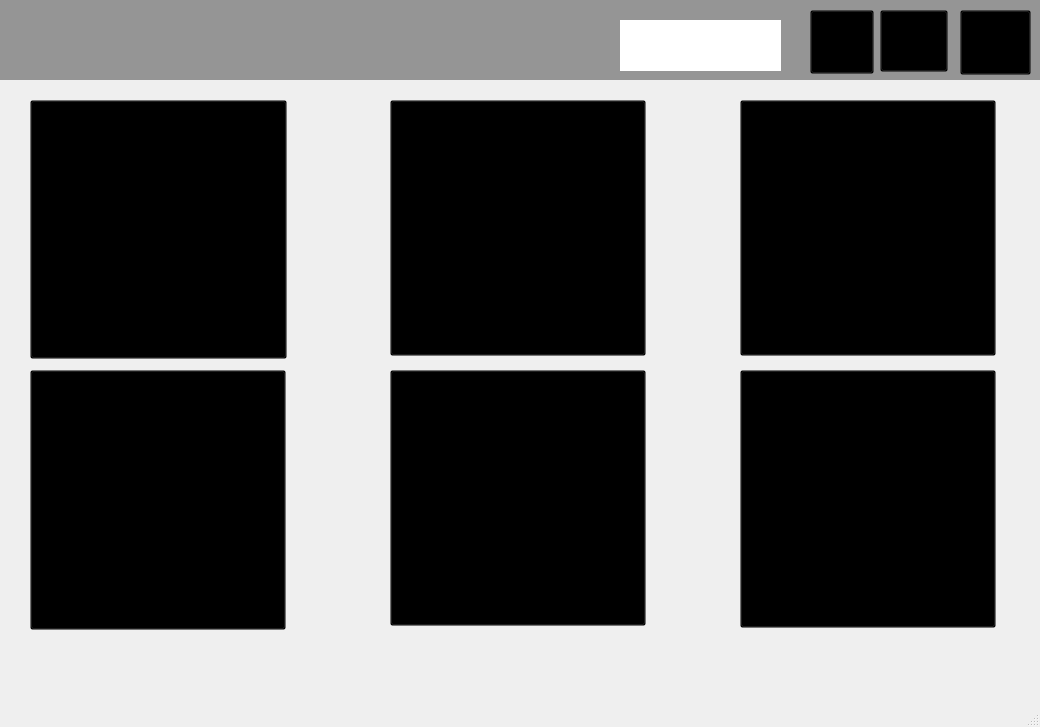
Above: mainwindow.ui from Barsh4ec/Authorization before the change. Below: the same form after it.
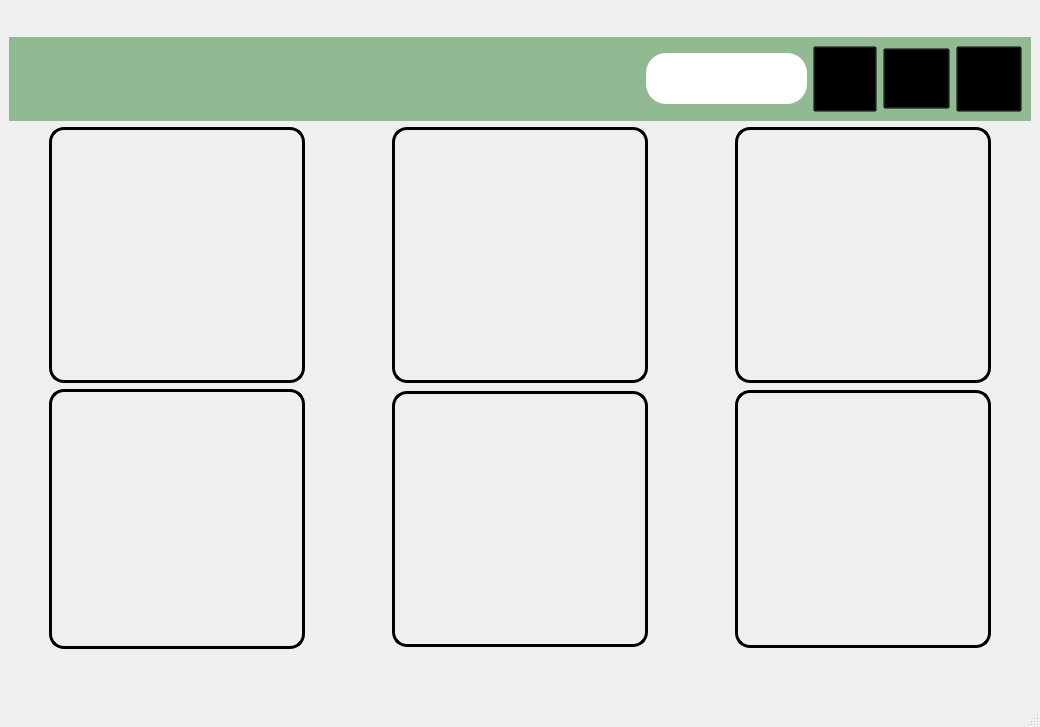
That is the form after the change. Icons and pictures are not drawn.

Diff of the .ui file:
```diff
--- a/mainwindow.ui
+++ b/mainwindow.ui
@@ -19,266 +19,569 @@
    <string>MainWindow</string>
   </property>
   <widget class="QWidget" name="centralwidget">
-   <widget class="QPushButton" name="RouletteButton">
-    <property name="geometry">
-     <rect>
-      <x>30</x>
-      <y>100</y>
-      <width>257</width>
-      <height>259</height>
-     </rect>
-    </property>
-    <property name="styleSheet">
-     <string notr="true">QPushButton{
+   <layout class="QVBoxLayout" name="verticalLayout_2">
+    <item>
+     <layout class="QVBoxLayout" name="verticalLayout">
+      <item>
+       <widget class="QWidget" name="widget" native="true">
+        <property name="maximumSize">
+         <size>
+          <width>16777215</width>
+          <height>84</height>
+         </size>
+        </property>
+        <property name="styleSheet">
+         <string notr="true">background: #92BA92;</string>
+        </property>
+        <layout class="QHBoxLayout" name="horizontalLayout">
+         <item>
+          <spacer name="horizontalSpacer">
+           <property name="minimumSize">
+            <size>
+             <width>601</width>
+             <height>23</height>
+            </size>
+           </property>
+           <property name="orientation">
+            <enum>Qt::Horizontal</enum>
+           </property>
+           <property name="sizeHint" stdset="0">
+            <size>
+             <width>617</width>
+             <height>20</height>
+            </size>
+           </property>
+          </spacer>
+         </item>
+         <item>
+          <widget class="QLabel" name="userbalance">
+           <property name="minimumSize">
+            <size>
+             <width>161</width>
+             <height>51</height>
+            </size>
+           </property>
+           <property name="maximumSize">
+            <size>
+             <width>16777215</width>
+             <height>51</height>
+            </size>
+           </property>
+           <property name="styleSheet">
+            <string notr="true">background:rgb(255, 255, 255);
+border: 2px sold #2EE59D;
+border-radius: 20px;</string>
+           </property>
+           <property name="text">
+            <string/>
+           </property>
+          </widget>
+         </item>
+         <item>
+          <widget class="QPushButton" name="PopovnytyRachunok">
+           <property name="minimumSize">
+            <size>
+             <width>64</width>
+             <height>66</height>
+            </size>
+           </property>
+           <property name="font">
+            <font>
+             <pointsize>7</pointsize>
+            </font>
+           </property>
+           <property name="styleSheet">
+            <string notr="true">QPushButton{
+	background: transparent;
+	background-image: url(:/resources/png/money.png);
+}
+
+QPushButton:hover {
+	background: transparent;
+	background-image: url(:/resources/png/money_color.png);
+}</string>
+           </property>
+           <property name="text">
+            <string/>
+           </property>
+          </widget>
+         </item>
+         <item>
+          <widget class="QPushButton" name="AccountSettings">
+           <property name="minimumSize">
+            <size>
+             <width>67</width>
+             <height>61</height>
+            </size>
+           </property>
+           <property name="font">
+            <font>
+             <pointsize>7</pointsize>
+            </font>
+           </property>
+           <property name="styleSheet">
+            <string notr="true">QPushButton{
+	background: transparent;
+	background-image: url(:/resources/png/User.png);
+}
+
+QPushButton:hover {
+	background: transparent;
+	background-image: url(:/resources/png/User(color).png);
+}</string>
+           </property>
+           <property name="text">
+            <string/>
+           </property>
+          </widget>
+         </item>
+         <item>
+          <widget class="QPushButton" name="SettingsButon">
+           <property name="minimumSize">
+            <size>
+             <width>66</width>
+             <height>66</height>
+            </size>
+           </property>
+           <property name="font">
+            <font>
+             <pointsize>7</pointsize>
+            </font>
+           </property>
+           <property name="styleSheet">
+            <string notr="true">QPushButton{
+	background: transparent;
+	background-image: url(:/resources/png/setting_norm.png);
+}
+
+QPushButton:hover {
+	background: transparent;
+	background-image: url(:/resources/png/setting_norm_color.png);
+}</string>
+           </property>
+           <property name="text">
+            <string/>
+           </property>
+          </widget>
+         </item>
+        </layout>
+       </widget>
+      </item>
+      <item>
+       <layout class="QHBoxLayout" name="horizontalLayout_3">
+        <item>
+         <spacer name="horizontalSpacer_7">
+          <property name="minimumSize">
+           <size>
+            <width>21</width>
+            <height>23</height>
+           </size>
+          </property>
+          <property name="maximumSize">
+           <size>
+            <width>21</width>
+            <height>23</height>
+           </size>
+          </property>
+          <property name="orientation">
+           <enum>Qt::Horizontal</enum>
+          </property>
+          <property name="sizeHint" stdset="0">
+           <size>
+            <width>18</width>
+            <height>20</height>
+           </size>
+          </property>
+         </spacer>
+        </item>
+        <item>
+         <widget class="QPushButton" name="RouletteButton">
+          <property name="minimumSize">
+           <size>
+            <width>256</width>
+            <height>256</height>
+           </size>
+          </property>
+          <property name="maximumSize">
+           <size>
+            <width>256</width>
+            <height>256</height>
+           </size>
+          </property>
+          <property name="styleSheet">
+           <string notr="true">QPushButton{
 	background: transparent;
 	background-image: url(:/resources/png/Roulette.png);
+    border-style: solid;
+    border-width: 3px;
+    border-radius:15;
+    border-color: black;
 }
 
 QPushButton:hover {
 	background: transparent;
 	background-image: url(:/resources/png/Roulette(color).png);
 }</string>
-    </property>
-    <property name="text">
-     <string/>
-    </property>
-   </widget>
-   <widget class="QPushButton" name="slotsButton">
-    <property name="geometry">
-     <rect>
-      <x>390</x>
-      <y>100</y>
-      <width>256</width>
-      <height>256</height>
-     </rect>
-    </property>
-    <property name="styleSheet">
-     <string notr="true">QPushButton{
+          </property>
+          <property name="text">
+           <string/>
+          </property>
+         </widget>
+        </item>
+        <item>
+         <spacer name="horizontalSpacer_2">
+          <property name="minimumSize">
+           <size>
+            <width>81</width>
+            <height>23</height>
+           </size>
+          </property>
+          <property name="maximumSize">
+           <size>
+            <width>81</width>
+            <height>23</height>
+           </size>
+          </property>
+          <property name="orientation">
+           <enum>Qt::Horizontal</enum>
+          </property>
+          <property name="sizeHint" stdset="0">
+           <size>
+            <width>78</width>
+            <height>20</height>
+           </size>
+          </property>
+         </spacer>
+        </item>
+        <item>
+         <widget class="QPushButton" name="slotsButton">
+          <property name="minimumSize">
+           <size>
+            <width>256</width>
+            <height>256</height>
+           </size>
+          </property>
+          <property name="maximumSize">
+           <size>
+            <width>256</width>
+            <height>256</height>
+           </size>
+          </property>
+          <property name="styleSheet">
+           <string notr="true">QPushButton{
 	background: transparent;
 	background-image: url(:/resources/png/slot.png);
+ 	border-style: solid;
+    border-width: 3px;
+    border-radius:15;
+    border-color: black;
 }
 
 QPushButton:hover {
 	background: transparent;
 	background-image: url(:/resources/png/slot (2).png);
 }</string>
-    </property>
-    <property name="text">
-     <string/>
-    </property>
-   </widget>
-   <widget class="QPushButton" name="BJButton">
-    <property name="geometry">
-     <rect>
-      <x>740</x>
-      <y>100</y>
-      <width>256</width>
-      <height>256</height>
-     </rect>
-    </property>
-    <property name="styleSheet">
-     <string notr="true">QPushButton{
+          </property>
+          <property name="text">
+           <string/>
+          </property>
+         </widget>
+        </item>
+        <item>
+         <spacer name="horizontalSpacer_4">
+          <property name="minimumSize">
+           <size>
+            <width>81</width>
+            <height>23</height>
+           </size>
+          </property>
+          <property name="maximumSize">
+           <size>
+            <width>81</width>
+            <height>23</height>
+           </size>
+          </property>
+          <property name="orientation">
+           <enum>Qt::Horizontal</enum>
+          </property>
+          <property name="sizeHint" stdset="0">
+           <size>
+            <width>78</width>
+            <height>20</height>
+           </size>
+          </property>
+         </spacer>
+        </item>
+        <item>
+         <widget class="QPushButton" name="BJButton">
+          <property name="minimumSize">
+           <size>
+            <width>256</width>
+            <height>256</height>
+           </size>
+          </property>
+          <property name="maximumSize">
+           <size>
+            <width>256</width>
+            <height>256</height>
+           </size>
+          </property>
+          <property name="styleSheet">
+           <string notr="true">QPushButton{
 	background: transparent;
 	background-image: url(:/resources/png/BlackJack.png);
+ 	border-style: solid;
+    border-width: 3px;
+    border-radius:15;
+    border-color: black;
 }
 
 QPushButton:hover {
 	background: transparent;
 	background-image: url(:/resources/png/BlackJack(color).png);
 }</string>
-    </property>
-    <property name="text">
-     <string/>
-    </property>
-   </widget>
-   <widget class="QPushButton" name="HiLoButton">
-    <property name="geometry">
-     <rect>
-      <x>30</x>
-      <y>370</y>
-      <width>256</width>
-      <height>260</height>
-     </rect>
-    </property>
-    <property name="styleSheet">
-     <string notr="true">QPushButton{
+          </property>
+          <property name="text">
+           <string/>
+          </property>
+         </widget>
+        </item>
+        <item>
+         <spacer name="horizontalSpacer_9">
+          <property name="minimumSize">
+           <size>
+            <width>31</width>
+            <height>23</height>
+           </size>
+          </property>
+          <property name="maximumSize">
+           <size>
+            <width>31</width>
+            <height>23</height>
+           </size>
+          </property>
+          <property name="orientation">
+           <enum>Qt::Horizontal</enum>
+          </property>
+          <property name="sizeHint" stdset="0">
+           <size>
+            <width>28</width>
+            <height>20</height>
+           </size>
+          </property>
+         </spacer>
+        </item>
+       </layout>
+      </item>
+      <item>
+       <layout class="QHBoxLayout" name="horizontalLayout_2">
+        <item>
+         <spacer name="horizontalSpacer_6">
+          <property name="minimumSize">
+           <size>
+            <width>21</width>
+            <height>23</height>
+           </size>
+          </property>
+          <property name="maximumSize">
+           <size>
+            <width>21</width>
+            <height>23</height>
+           </size>
+          </property>
+          <property name="orientation">
+           <enum>Qt::Horizontal</enum>
+          </property>
+          <property name="sizeHint" stdset="0">
+           <size>
+            <width>18</width>
+            <height>20</height>
+           </size>
+          </property>
+         </spacer>
+        </item>
+        <item>
+         <widget class="QPushButton" name="HiLoButton">
+          <property name="minimumSize">
+           <size>
+            <width>256</width>
+            <height>260</height>
+           </size>
+          </property>
+          <property name="maximumSize">
+           <size>
+            <width>256</width>
+            <height>260</height>
+           </size>
+          </property>
+          <property name="styleSheet">
+           <string notr="true">QPushButton{
 	background: transparent;
-	background-image: url(:/resources/png/HiLo.png);
+	background-image: url(:/resources/png/HiLo (norm_colored).png);
+	 border-style: solid;
+    border-width: 3px;
+    border-radius:15;
+    border-color: black;
 }
 
 QPushButton:hover {
 	background: transparent;
 	background-image: url(:/resources/png/HiLo(color).png);
 }</string>
-    </property>
-    <property name="text">
-     <string/>
-    </property>
-   </widget>
-   <widget class="QPushButton" name="CrashButton">
-    <property name="geometry">
-     <rect>
-      <x>390</x>
-      <y>370</y>
-      <width>256</width>
-      <height>256</height>
-     </rect>
-    </property>
-    <property name="styleSheet">
-     <string notr="true">QPushButton{
+          </property>
+          <property name="text">
+           <string/>
+          </property>
+         </widget>
+        </item>
+        <item>
+         <spacer name="horizontalSpacer_3">
+          <property name="minimumSize">
+           <size>
+            <width>81</width>
+            <height>23</height>
+           </size>
+          </property>
+          <property name="maximumSize">
+           <size>
+            <width>81</width>
+            <height>23</height>
+           </size>
+          </property>
+          <property name="orientation">
+           <enum>Qt::Horizontal</enum>
+          </property>
+          <property name="sizeHint" stdset="0">
+           <size>
+            <width>78</width>
+            <height>20</height>
+           </size>
+          </property>
+         </spacer>
+        </item>
+        <item>
+         <widget class="QPushButton" name="CrashButton">
+          <property name="minimumSize">
+           <size>
+            <width>256</width>
+            <height>256</height>
+           </size>
+          </property>
+          <property name="maximumSize">
+           <size>
+            <width>256</width>
+            <height>256</height>
+           </size>
+          </property>
+          <property name="styleSheet">
+           <string notr="true">QPushButton{
 	background: transparent;
-	background-image: url(:/resources/png/Crash.png);
+	background-image: url(:/resources/png/Crash(norm).png);
+ 	border-style: solid;
+    border-width: 3px;
+    border-radius:15;
+    border-color: black;
 }
 
 QPushButton:hover {
 	background: transparent;
 	background-image: url(:/resources/png/Crash(color).png);
 }</string>
-    </property>
-    <property name="text">
-     <string/>
-    </property>
-   </widget>
-   <widget class="QPushButton" name="MinesButton">
-    <property name="geometry">
-     <rect>
-      <x>740</x>
-      <y>370</y>
-      <width>256</width>
-      <height>258</height>
-     </rect>
-    </property>
-    <property name="styleSheet">
-     <string notr="true">QPushButton{
+          </property>
+          <property name="text">
+           <string/>
+          </property>
+         </widget>
+        </item>
+        <item>
+         <spacer name="horizontalSpacer_5">
+          <property name="minimumSize">
+           <size>
+            <width>81</width>
+            <height>23</height>
+           </size>
+          </property>
+          <property name="maximumSize">
+           <size>
+            <width>81</width>
+            <height>23</height>
+           </size>
+          </property>
+          <property name="orientation">
+           <enum>Qt::Horizontal</enum>
+          </property>
+          <property name="sizeHint" stdset="0">
+           <size>
+            <width>78</width>
+            <height>20</height>
+           </size>
+          </property>
+         </spacer>
+        </item>
+        <item>
+         <widget class="QPushButton" name="MinesButton">
+          <property name="minimumSize">
+           <size>
+            <width>256</width>
+            <height>258</height>
+           </size>
+          </property>
+          <property name="maximumSize">
+           <size>
+            <width>256</width>
+            <height>258</height>
+           </size>
+          </property>
+          <property name="styleSheet">
+           <string notr="true">QPushButton{
 	background: transparent;
 	background-image: url(:/resources/png/bomb.png);
+ 	border-style: solid;
+    border-width: 3px;
+    border-radius:15;
+    border-color: black;
 }
 
 QPushButton:hover {
 	background: transparent;
 	background-image: url(:/resources/png/bomb(color).png);
 }</string>
-    </property>
-    <property name="text">
-     <string/>
-    </property>
-   </widget>
-   <widget class="QWidget" name="widget" native="true">
-    <property name="geometry">
-     <rect>
-      <x>0</x>
-      <y>0</y>
-      <width>1041</width>
-      <height>80</height>
-     </rect>
-    </property>
-    <property name="styleSheet">
-     <string notr="true">background: rgb(149, 149, 149)</string>
-    </property>
-    <widget class="QPushButton" name="SettingsButon">
-     <property name="geometry">
-      <rect>
-       <x>960</x>
-       <y>10</y>
-       <width>71</width>
-       <height>65</height>
-      </rect>
-     </property>
-     <property name="font">
-      <font>
-       <pointsize>7</pointsize>
-      </font>
-     </property>
-     <property name="styleSheet">
-      <string notr="true">QPushButton{
-	background: transparent;
-	background-image: url(:/resources/png/Settings.png);
-}
-
-QPushButton:hover {
-	background: transparent;
-	background-image: url(:/resources/png/Settings(color).png);
-}</string>
-     </property>
-     <property name="text">
-      <string/>
-     </property>
-    </widget>
-    <widget class="QPushButton" name="AccountSettings">
-     <property name="geometry">
-      <rect>
-       <x>880</x>
-       <y>10</y>
-       <width>68</width>
-       <height>62</height>
-      </rect>
-     </property>
-     <property name="font">
-      <font>
-       <pointsize>7</pointsize>
-      </font>
-     </property>
-     <property name="styleSheet">
-      <string notr="true">QPushButton{
-	background: transparent;
-	background-image: url(:/resources/png/User.png);
-}
-
-QPushButton:hover {
-	background: transparent;
-	background-image: url(:/resources/png/User(color).png);
-}</string>
-     </property>
-     <property name="text">
-      <string/>
-     </property>
-    </widget>
-    <widget class="QPushButton" name="PopovnytyRachunok">
-     <property name="geometry">
-      <rect>
-       <x>810</x>
-       <y>10</y>
-       <width>64</width>
-       <height>64</height>
-      </rect>
-     </property>
-     <property name="font">
-      <font>
-       <pointsize>7</pointsize>
-      </font>
-     </property>
-     <property name="styleSheet">
-      <string notr="true">QPushButton{
-	background: transparent;
-	background-image: url(:/resources/png/Popovnennia.png);
-}
-
-QPushButton:hover {
-	background: transparent;
-	background-image: url(:/resources/png/Popovnennia(color).png);
-}</string>
-     </property>
-     <property name="text">
-      <string/>
-     </property>
-    </widget>
-    <widget class="QLabel" name="userbalance">
-     <property name="geometry">
-      <rect>
-       <x>620</x>
-       <y>20</y>
-       <width>161</width>
-       <height>51</height>
-      </rect>
-     </property>
-     <property name="styleSheet">
-      <string notr="true">background:rgb(255, 255, 255)</string>
-     </property>
-     <property name="text">
-      <string/>
-     </property>
-    </widget>
-   </widget>
+          </property>
+          <property name="text">
+           <string/>
+          </property>
+         </widget>
+        </item>
+        <item>
+         <spacer name="horizontalSpacer_8">
+          <property name="minimumSize">
+           <size>
+            <width>31</width>
+            <height>23</height>
+           </size>
+          </property>
+          <property name="maximumSize">
+           <size>
+            <width>31</width>
+            <height>23</height>
+           </size>
+          </property>
+          <property name="orientation">
+           <enum>Qt::Horizontal</enum>
+          </property>
+          <property name="sizeHint" stdset="0">
+           <size>
+            <width>28</width>
+            <height>20</height>
+           </size>
+          </property>
+         </spacer>
+        </item>
+       </layout>
+      </item>
+     </layout>
+    </item>
+   </layout>
   </widget>
   <widget class="QMenuBar" name="menubar">
    <property name="geometry">
```
Left out of the diff: 30 changed lines with no effect on the pictures.
